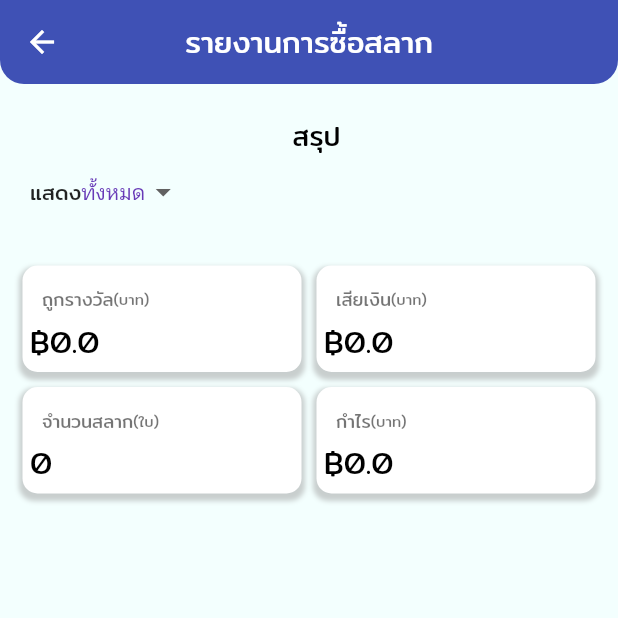
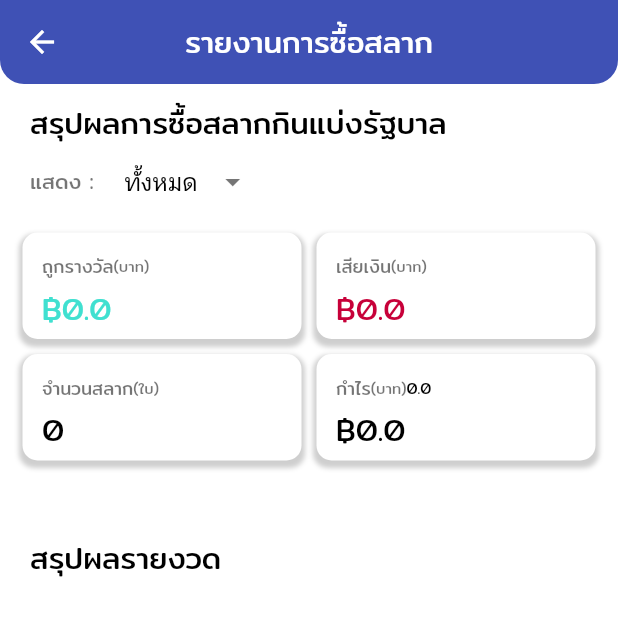
Before and after one commit to yosaphon/flutter, a Flutter app: the ShowPurchaseReport screen opened directly, on a phone screen of 412 x 824 dp, the top half of it. Run offline on Flutter 3.47's test engine with Material 2 defaults, Android fonts, the phone set to English and light mode, and no system bars; our stand-ins replace auth_buttons, cached_network_image, carousel_slider, charts_flutter, cloud_firestore, firebase_auth and 10 more; missing offline and left inert: flutter_automation, flutter_facebook_login, footer, qr_code_scanner; accounts and stored records are empty; statements that could not run were skipped.

Commit message:
Update purchaseShow.dart
รายงาน

```diff
--- a/lib/screen/user/sumary/purchaseShow.dart
+++ b/lib/screen/user/sumary/purchaseShow.dart
@@ -123,7 +123,7 @@ class _ShowPurchaseReportState extends State<ShowPurchaseReport> {
 
     return Scaffold(
         extendBodyBehindAppBar: false,
-        backgroundColor: Color(0xFFF3FFFE),
+        backgroundColor: Colors.white,
         appBar: AppBar(
           centerTitle: true,
           title: Text(
@@ -140,33 +140,45 @@ class _ShowPurchaseReportState extends State<ShowPurchaseReport> {
           slivers: <Widget>[
             SliverPadding(
               padding: const EdgeInsets.only(
-                  top: 20, left: 20, right: 10, bottom: 20),
+                  top: 10, left: 20, right: 10, bottom: 5),
               sliver: SliverToBoxAdapter(
                 child: Container(
                   child: Column(
+                    crossAxisAlignment: CrossAxisAlignment.start,
                     children: [
                       Text(
-                        "สรุป",
+                        "สรุปผลการซื้อสลากกินแบ่งรัฐบาล",
                         style: const TextStyle(
                           color: Colors.black,
-                          fontSize: 18.0,
+                          fontSize: 20.0,
                         ),
                       ),
                       Stack(
                         children: [
                           Row(
                             children: [
-                              Text("แสดง"),
+                              Text(
+                                "แสดง :",
+                                style: TextStyle(color: Colors.black54),
+                              ),
+                              SizedBox(
+                                width: MediaQuery.of(context).size.width * 0.05,
+                              ),
                               dorpdownShow(),
                             ],
                           ),
-                          if (selectedindex == "ช่วง") ...[
-                            Row(
-                              mainAxisAlignment: MainAxisAlignment.spaceBetween,
+                          if (selectedindex == "เลือกช่วง") ...[
+                            Padding(
+                              padding: const EdgeInsets.only(top: 30),
+                              child: Row(
+                                mainAxisAlignment:
+                                    MainAxisAlignment.spaceBetween,
                                 children: [
-                                Text("เริ่ม"),
+                                  Text("เริ่ม :",
+                                      style: TextStyle(color: Colors.black54)),
                                   selectdate1(context),
-                                Text("ถึง"),
+                                  Text("ถึง :",
+                                      style: TextStyle(color: Colors.black54)),
                                   state == false
                                       ? IgnorePointer(
                                           child: selectdateFake(context),
@@ -174,11 +186,12 @@ class _ShowPurchaseReportState extends State<ShowPurchaseReport> {
                                       : selectdate2(context),
                                 ],
                               ),
+                            ),
                           ] else ...[
                             SizedBox()
                           ]
                         ],
-                      )
+                      ),
                     ],
                   ),
                 ),
@@ -195,9 +208,9 @@ class _ShowPurchaseReportState extends State<ShowPurchaseReport> {
                         child: Row(
                           children: <Widget>[
                             _buildStatCard('ถูกรางวัล', '฿$totalReward', 'บาท',
-                                Colors.white),
-                            _buildStatCard(
-                                'เสียเงิน', '฿$totalPay', 'บาท', Colors.white),
+                                Colors.white, Color(0xFF40E0D0)),
+                            _buildStatCard('เสียเงิน', '฿$totalPay', 'บาท',
+                                Colors.white, Color(0XFFC70039)),
                           ],
                         ),
                       ),
@@ -208,9 +221,19 @@ class _ShowPurchaseReportState extends State<ShowPurchaseReport> {
                                 'จำนวนสลาก',
                                 '${totalAmount.toString()}',
                                 'ใบ',
-                                Colors.white),
-                            _buildStatCard(
-                                'กำไร', '฿$totalProfit', 'บาท', Colors.white),
+                                Colors.white,
+                                Colors.black),
+                            _buildStatCardTotal(
+                                'กำไร',
+                                '฿$totalProfit',
+                                '${totalProfit/100*totalPay}',
+                                'บาท',
+                                Colors.white,
+                                totalReward > totalPay
+                                    ? Color(0xFF40E0D0)
+                                    : totalReward == totalPay
+                                        ? Colors.black
+                                        : Color(0XFFC70039)),
                           ],
                         ),
                       ),
@@ -220,8 +243,19 @@ class _ShowPurchaseReportState extends State<ShowPurchaseReport> {
               ),
             ),
             SliverPadding(
+                padding: const EdgeInsets.only(left: 20, right: 10),
+                sliver: SliverToBoxAdapter(
+                  child: Text(
+                    "สรุปผลรายงวด",
+                    style: const TextStyle(
+                      color: Colors.black,
+                      fontSize: 20.0,
+                    ),
+                  ),
+                )),
+            SliverPadding(
               padding: const EdgeInsets.only(
-                  top: 20.0, left: 10, right: 10, bottom: 5),
+                  top: 5.0, left: 10, right: 10, bottom: 5),
               sliver: SliverToBoxAdapter(
                 child: Container(
                   height: MediaQuery.of(context).size.height * 0.53,
@@ -259,6 +293,7 @@ class _ShowPurchaseReportState extends State<ShowPurchaseReport> {
                                   ],
                                 ),
                               ),
+
                               Column(
                                 children: [
                                   Row(
@@ -267,12 +302,14 @@ class _ShowPurchaseReportState extends State<ShowPurchaseReport> {
                                           'ถูกรางวัล',
                                           '฿${_sumaryData[index].sumReward}',
                                           'บาท',
-                                          Colors.white),
+                                          Colors.white,
+                                          Color(0xFF40E0D0)),
                                       _builddateCard(
                                           'เสียเงิน',
                                           '฿${_sumaryData[index].sumPay}',
                                           'บาท',
-                                          Colors.white),
+                                          Colors.white,
+                                          Color(0XFFC70039)),
                                     ],
                                   ),
                                   Row(
@@ -281,12 +318,21 @@ class _ShowPurchaseReportState extends State<ShowPurchaseReport> {
                                           'จำนวน',
                                           '${_sumaryData[index].amount}',
                                           'บาท',
-                                          Colors.white),
-                                      _builddateCard(
+                                          Colors.white,
+                                          Colors.black),
+                                      _builddateCardTotal(
                                           'กำไร',
                                           '฿${_sumaryData[index].sumReward - _sumaryData[index].sumPay}',
+                                          '${((_sumaryData[index].sumReward - _sumaryData[index].sumPay) / 100) * _sumaryData[index].sumPay}',
                                           'บาท',
-                                          Colors.white),
+                                          Colors.white,
+                                          _sumaryData[index].sumReward >
+                                                  _sumaryData[index].sumPay
+                                              ? Color(0xFF40E0D0)
+                                              : _sumaryData[index].sumReward ==
+                                                      _sumaryData[index].sumPay
+                                                  ? Colors.black
+                                                  : Color(0XFFC70039)),
                                     ],
                                   ),
                                 ],
@@ -304,16 +350,8 @@ class _ShowPurchaseReportState extends State<ShowPurchaseReport> {
         ));
   }
 
-  Container selectdateFake(BuildContext context) {
-    return Container(
-      alignment: AlignmentDirectional.topCenter,
-      width: MediaQuery.of(context).size.width * 0.3,
-      decoration: BoxDecoration(
-          color: Color(0xFFF2F2F2),
-          border: Border.all(color: Colors.black26, width: 0.5),
-          borderRadius: BorderRadius.circular(10)),
-      padding: const EdgeInsets.only(top: 10.0),
-      child: DropdownButtonHideUnderline(
+  selectdateFake(BuildContext context) {
+    return DropdownButtonHideUnderline(
       child: DropdownButton(
           menuMaxHeight: 300,
           value: "0",
@@ -339,29 +377,21 @@ class _ShowPurchaseReportState extends State<ShowPurchaseReport> {
               ),
             )
           ]),
-      ),
     );
   }
 
-  Container selectdate2(BuildContext context) {
-    return Container(
-      alignment: AlignmentDirectional.topCenter,
-      width: MediaQuery.of(context).size.width * 0.3,
-      decoration: BoxDecoration(
-          border: Border.all(color: Colors.black26, width: 0.5),
-          borderRadius: BorderRadius.circular(10)),
-      padding: const EdgeInsets.only(top: 10.0),
-      child: DropdownButtonHideUnderline(
+  selectdate2(BuildContext context) {
+    return DropdownButtonHideUnderline(
       child: DropdownButton(
         menuMaxHeight: 300,
         value: dateValue2 ?? dateValue1,
         icon: const Icon(
           Icons.arrow_drop_down,
-            color: Colors.blue,
+          color: Colors.black54,
         ),
         iconSize: 30,
         elevation: 2,
-          style: TextStyle(color: Colors.blue, fontSize: 15),
+        style: TextStyle(color: Colors.black, fontSize: 15),
         underline: Container(
           height: 2,
           color: Colors.blue,
@@ -379,7 +409,8 @@ class _ShowPurchaseReportState extends State<ShowPurchaseReport> {
           Widget drop = DropdownMenuItem<String>(
             value: value,
             child: Text(
-                value,
+              numToWord(value),
+              style: TextStyle(fontSize: 14),
               textAlign: TextAlign.right,
             ),
           );
@@ -389,29 +420,21 @@ class _ShowPurchaseReportState extends State<ShowPurchaseReport> {
           // index2++;
         }).toList(),
       ),
-      ),
     );
   }
 
-  Container selectdate1(BuildContext context) {
-    return Container(
-      alignment: AlignmentDirectional.topCenter,
-      width: MediaQuery.of(context).size.width * 0.3,
-      decoration: BoxDecoration(
-          border: Border.all(color: Colors.black26, width: 0.5),
-          borderRadius: BorderRadius.circular(10)),
-      padding: const EdgeInsets.only(top: 10.0),
-      child: DropdownButtonHideUnderline(
+  selectdate1(BuildContext context) {
+    return DropdownButtonHideUnderline(
       child: DropdownButton(
         menuMaxHeight: 300,
         value: dateValue1,
         icon: const Icon(
           Icons.arrow_drop_down,
-            color: Colors.blue,
+          color: Colors.black54,
         ),
         iconSize: 30,
         elevation: 2,
-          style: TextStyle(color: Colors.blue, fontSize: 15),
+        style: TextStyle(color: Colors.black, fontSize: 15),
         underline: Container(
           height: 2,
           color: Colors.blue,
@@ -433,54 +456,14 @@ class _ShowPurchaseReportState extends State<ShowPurchaseReport> {
           Widget drop = DropdownMenuItem<String>(
             value: value,
             child: Text(
-                value,
+              numToWord(value),
+              style: TextStyle(fontSize: 14),
               textAlign: TextAlign.right,
             ),
           );
 
           return drop;
         }).toList(),
-        ),
-      ),
-    );
-  }
-
-  Widget dorpDownSelectDate(List<String> date, dateUser) {
-    Container(
-      alignment: AlignmentDirectional.topCenter,
-      width: MediaQuery.of(context).size.width * 0.3,
-      decoration: BoxDecoration(
-          border: Border.all(color: Colors.black26, width: 0.5),
-          borderRadius: BorderRadius.circular(10)),
-      padding: const EdgeInsets.only(top: 10.0),
-      child: DropdownButtonHideUnderline(
-        child: DropdownButton<String>(
-          menuMaxHeight: 300,
-          value: dateUser,
-          icon: const Icon(
-            Icons.arrow_drop_down,
-            color: Colors.blue,
-          ),
-          iconSize: 30,
-          elevation: 2,
-          style: TextStyle(color: Colors.blue, fontSize: 15),
-          underline: Container(
-            height: 2,
-            color: Colors.blue,
-          ),
-          onChanged: (String newValue) {},
-          items: date.map<DropdownMenuItem<String>>((dynamic value) {
-            Widget drop = DropdownMenuItem<String>(
-              value: value,
-              child: Text(
-                value,
-                textAlign: TextAlign.right,
-              ),
-            );
-
-            return drop;
-          }).toList(),
-        ),
       ),
     );
   }
@@ -489,29 +472,35 @@ class _ShowPurchaseReportState extends State<ShowPurchaseReport> {
     return DropdownButtonHideUnderline(
       child: DropdownButton<String>(
         value: dropdownValue,
-        icon: const Icon(Icons.arrow_drop_down),
+        icon: const Icon(
+          Icons.arrow_drop_down,
+          color: Colors.black54,
+        ),
         iconSize: 24,
         elevation: 16,
-        style: const TextStyle(color: Colors.deepPurple),
+        style: const TextStyle(color: Colors.black),
         onChanged: (String newValue) {
           setState(() {
             dropdownValue = newValue;
             changeIndexsecon(newValue);
           });
         },
-        items: <String>['ทั้งหมด', 'ล่าสุด', 'ช่วง']
+        items: <String>['ทั้งหมด', 'ล่าสุด', 'เลือกช่วง']
             .map<DropdownMenuItem<String>>((String value) {
           return DropdownMenuItem<String>(
             value: value,
-            child: Text(value),
+            child: Text(
+              value,
+              style: TextStyle(fontSize: 16),
+            ),
           );
         }).toList(),
       ),
     );
   }
 
-  Widget _buildStatCard(
-      String title, String count, String typestring, Color color) {
+  Widget _buildStatCard(String title, String count, String typestring,
+      Color color, Color colorfont) {
     return Expanded(
       child: Container(
         margin: const EdgeInsets.all(5.0),
@@ -550,11 +539,11 @@ class _ShowPurchaseReportState extends State<ShowPurchaseReport> {
               ),
             ),
             Padding(
-              padding: const EdgeInsets.only(top: 30),
+              padding: const EdgeInsets.only(top: 30, left: 8),
               child: Text(
                 count,
                 style: TextStyle(
-                  color: Colors.black,
+                  color: colorfont,
                   fontSize: 20.0,
                 ),
               ),
@@ -565,8 +554,8 @@ class _ShowPurchaseReportState extends State<ShowPurchaseReport> {
     );
   }
 
-  Expanded _builddateCard(
-      String title, String count, String typestring, Color color) {
+  Expanded _builddateCard(String title, String count, String typestring,
+      Color color, Color colorfont) {
     return Expanded(
       child: Container(
         margin: const EdgeInsets.all(5.0),
@@ -596,8 +585,125 @@ class _ShowPurchaseReportState extends State<ShowPurchaseReport> {
             ),
             Text(
               count,
+              style: TextStyle(
+                color: colorfont,
+                fontSize: 16.0,
+              ),
+            ),
+          ],
+        ),
+      ),
+    );
+  }
+
+  Widget _buildStatCardTotal(String title, String count, String percen,
+      String typestring, Color color, Color colorfont) {
+    return Expanded(
+      child: Container(
+        margin: const EdgeInsets.all(5.0),
+        padding: const EdgeInsets.all(5.0),
+        decoration: BoxDecoration(
+          boxShadow: [
+            BoxShadow(
+              color: Colors.grey.withOpacity(0.5),
+              spreadRadius: 2,
+              blurRadius: 2,
+              offset: Offset(0, 3),
+            ),
+          ],
+          color: color,
+          borderRadius: BorderRadius.circular(10.0),
+        ),
+        child: Stack(
+          children: <Widget>[
+            Padding(
+              padding: const EdgeInsets.all(8.0),
+              child: Row(
+                children: [
+                  Text(
+                    title,
                     style: const TextStyle(
-                color: Colors.black,
+                      color: Colors.black54,
+                      fontSize: 12.0,
+                    ),
+                  ),
+                  Text(
+                    "($typestring)",
+                    style:
+                        const TextStyle(color: Colors.black54, fontSize: 10.0),
+                  ),
+                  colorfont == Color(0XFFC70039)? Text(
+                   percen+"➘",
+                  style: TextStyle(color: colorfont, fontSize: 10.0),
+                ):colorfont == Color(0xFF40E0D0) ? Text(
+                   "+"+percen+"➚",
+                  style: TextStyle(color: colorfont, fontSize: 10.0),
+                ):Text(
+                  percen,
+                  style: TextStyle(color: colorfont, fontSize: 10.0),
+                ),
+                ],
+              ),
+            ),
+            Padding(
+              padding: const EdgeInsets.only(top: 30, left: 8),
+              child: Text(
+                count,
+                style: TextStyle(
+                  color: colorfont,
+                  fontSize: 20.0,
+                ),
+              ),
+            ),
+          ],
+        ),
+      ),
+    );
+  }
+
+  Expanded _builddateCardTotal(String title, String count, String percen,
+      String typestring, Color color, Color colorfont) {
+    return Expanded(
+      child: Container(
+        margin: const EdgeInsets.all(5.0),
+        padding: const EdgeInsets.all(5.0),
+        decoration: BoxDecoration(
+          color: color,
+          borderRadius: BorderRadius.circular(10.0),
+        ),
+        child: Column(
+          mainAxisAlignment: MainAxisAlignment.spaceBetween,
+          crossAxisAlignment: CrossAxisAlignment.start,
+          children: <Widget>[
+            Row(
+              children: [
+                Text(
+                  title,
+                  style: const TextStyle(
+                    color: Colors.black54,
+                    fontSize: 12.0,
+                  ),
+                ),
+                Text(
+                  "($typestring)",
+                  style: const TextStyle(color: Colors.black54, fontSize: 8.0),
+                ),
+                colorfont == Color(0XFFC70039)? Text(
+                   percen+"➘",
+                  style: TextStyle(color: colorfont, fontSize: 10.0),
+                ):colorfont == Color(0xFF40E0D0) ? Text(
+                   "+"+percen+"➚",
+                  style: TextStyle(color: colorfont, fontSize: 10.0),
+                ):Text(
+                  percen,
+                  style: TextStyle(color: colorfont, fontSize: 10.0),
+                ),
+              ],
+            ),
+            Text(
+              count,
+              style: TextStyle(
+                color: colorfont,
                 fontSize: 16.0,
               ),
             ),
```
Lines whose indentation alone changed are shown as unchanged.
